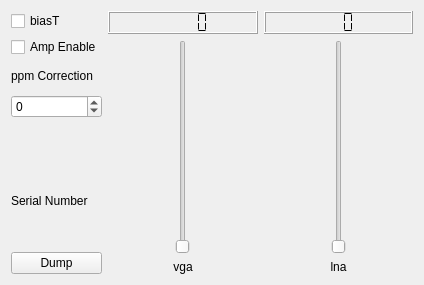
Qt form sources/devices/hackrf-handler/hackrf-widget.ui (JvanKatwijk/qt-dab) before a commit.
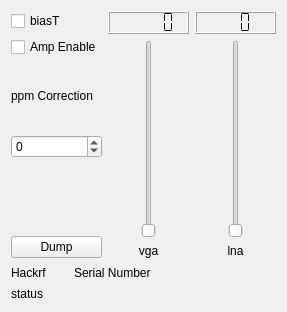
The same form after that commit.

Commit message: adding status labels

Diff of the .ui file:
```diff
--- a/sources/devices/hackrf-handler/hackrf-widget.ui
+++ b/sources/devices/hackrf-handler/hackrf-widget.ui
@@ -6,14 +6,16 @@
    <rect>
     <x>0</x>
     <y>0</y>
-    <width>424</width>
-    <height>285</height>
+    <width>287</width>
+    <height>312</height>
    </rect>
   </property>
   <property name="windowTitle">
    <string>HACKRF control</string>
   </property>
-  <layout class="QHBoxLayout" name="horizontalLayout">
+  <layout class="QVBoxLayout" name="verticalLayout_4">
+   <item>
+    <layout class="QHBoxLayout" name="horizontalLayout_2">
    <item>
     <layout class="QVBoxLayout" name="verticalLayout">
      <item>
@@ -57,32 +59,6 @@
        </property>
       </widget>
      </item>
-     <item>
-      <widget class="QLabel" name="serialNumber">
-       <property name="text">
-        <string/>
-       </property>
-      </widget>
-     </item>
-     <item>
-      <widget class="QLabel" name="label_4">
-       <property name="text">
-        <string>Serial Number</string>
-       </property>
-      </widget>
-     </item>
-     <item>
-      <widget class="QLabel" name="serial_number_display">
-       <property name="font">
-        <font>
-         <pointsize>11</pointsize>
-        </font>
-       </property>
-       <property name="text">
-        <string/>
-       </property>
-      </widget>
-     </item>
      <item>
       <widget class="QPushButton" name="dumpButton">
        <property name="toolTip">
@@ -171,6 +147,52 @@
       </widget>
      </item>
     </layout>
+     </item>
+    </layout>
+   </item>
+   <item>
+    <layout class="QHBoxLayout" name="horizontalLayout">
+     <item>
+      <widget class="QLabel" name="label_5">
+       <property name="text">
+        <string>Hackrf</string>
+       </property>
+      </widget>
+     </item>
+     <item>
+      <widget class="QLabel" name="label_4">
+       <property name="text">
+        <string>Serial Number</string>
+       </property>
+      </widget>
+     </item>
+     <item>
+      <widget class="QLabel" name="serial_number_display">
+       <property name="font">
+        <font>
+         <pointsize>11</pointsize>
+        </font>
+       </property>
+       <property name="text">
+        <string/>
+       </property>
+      </widget>
+     </item>
+     <item>
+      <widget class="QLabel" name="serialNumber">
+       <property name="text">
+        <string/>
+       </property>
+      </widget>
+     </item>
+    </layout>
+   </item>
+   <item>
+    <widget class="QLabel" name="statusLabel">
+     <property name="text">
+      <string>status</string>
+     </property>
+    </widget>
    </item>
   </layout>
  </widget>
```
Left out of the diff: 12 changed lines with no effect on the pictures. Lines whose indentation alone changed are shown as unchanged. The commit also changes 8 other files.
